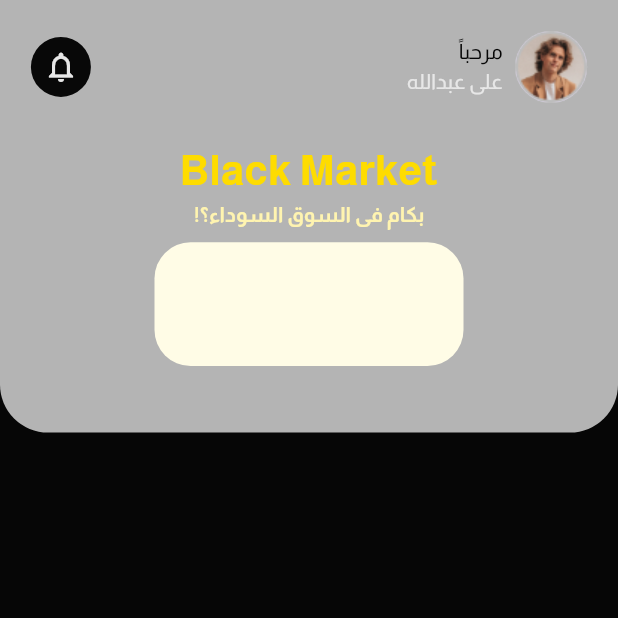
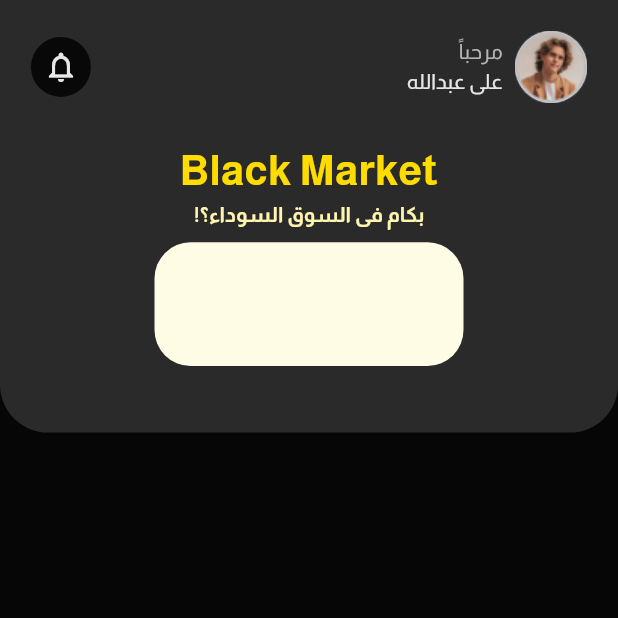
Before and after one commit to Hasan-Alturk/black-market, a Flutter app: the screen it shows after launch, on a phone screen of 412 x 824 dp, the top half of it. Run offline on Flutter 3.47's test engine with Material 2 defaults, Android fonts, the light colour scheme and no system bars; our stand-ins replace get.

Commit message:
color_gray

```diff
--- a/lib/app/core/constants/app_colors.dart
+++ b/lib/app/core/constants/app_colors.dart
@@ -2,6 +2,8 @@ import 'package:flutter/material.dart';
 
 abstract class AppColors {
   //Black
+  static Color gray = const Color(0xff2A2A2A);
+
   static Color blackLight = const Color(0xffe7e7e7);
   static Color blackLightHover = const Color(0xffdbdbdb);
   static Color blackLightActive = const Color(0xffb4b4b4);
--- a/lib/app/modules/home/home_view.dart
+++ b/lib/app/modules/home/home_view.dart
@@ -21,7 +21,7 @@ class _HomeViewState extends State<HomeView> {
         children: [
           Container(
             decoration: BoxDecoration(
-                color: AppColors.blackLightActive,
+                color: AppColors.gray,
                 borderRadius: const BorderRadius.only(
                     bottomLeft: Radius.circular(32),
                     bottomRight: Radius.circular(32))),
@@ -51,7 +51,7 @@ class _HomeViewState extends State<HomeView> {
                                 Text(
                                   AppStrings.hello,
                                   style: TextStyle(
-                                    color: AppColors.blackDarkActive,
+                                    color: AppColors.blackLightActive,
                                   ),
                                 ),
                                 Text(
```
